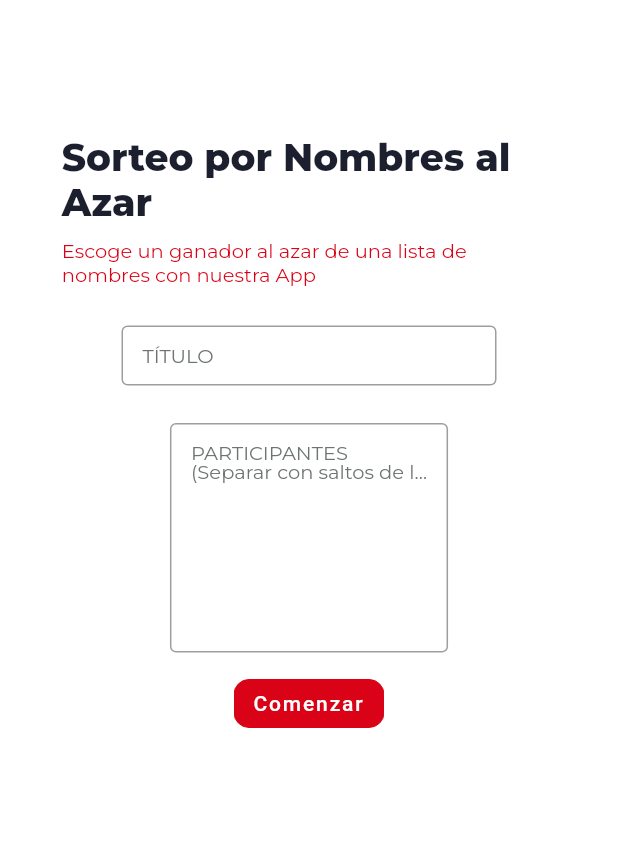
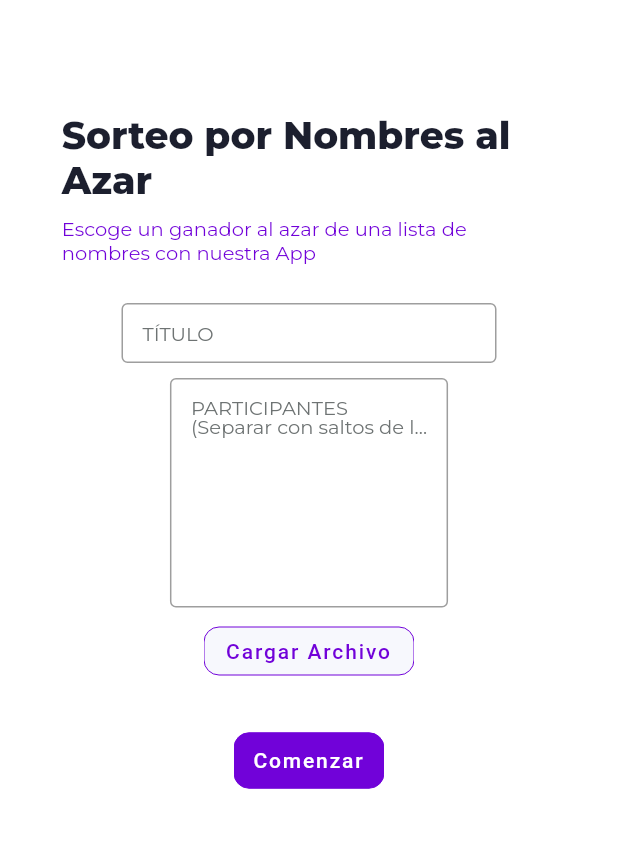
Before and after one commit to josemird/sorteos, a Flutter app: the screen it shows after launch, after a tap on "Comenzar", after a tap on the "arrow back" icon, on a phone screen of 412 x 824 dp, the part 90-938 px from its top. Run offline on Flutter 3.47's test engine with Material 3 defaults, Android fonts, the phone set to English and light mode, and no system bars; our stand-ins replace cloud_firestore, firebase_core, flutter_svg, google_fonts; missing offline and left inert: dart:html; accounts and stored records are empty.

Commit message:
animacion appbar, cambio de color, implementacion hover y pressed, funcionalidad cargar archivo txt y optimizacion general

```diff
--- a/lib/config/theme/theme.dart
+++ b/lib/config/theme/theme.dart
@@ -9,9 +9,9 @@ const Color COLOR_BACKGROUND = Color(0xffF7F8FD);
 const Color COLOR_BACKGROUND_SECONDARY = Color(0xffFFFFFF);
 
 ///ACCENT
-const Color COLOR_ACCENT = Color(0xffD90216);
-const Color COLOR_ACCENT_PRESSED = Color(0xffbc0215);
-const Color COLOR_ACCENT_HOVER = Color(0xff9a0310);
+const Color COLOR_ACCENT = Color(0xff7102d9);
+const Color COLOR_ACCENT_PRESSED = Color(0xff5903aa);
+const Color COLOR_ACCENT_HOVER = Color(0xff39016c);
 
 const Color COLOR_ACCENT_SECONDARY = Color(0xFFF4BA26);
 
--- a/lib/screens/GenerarSorteo.dart
+++ b/lib/screens/GenerarSorteo.dart
@@ -21,6 +21,7 @@ class GenerarSorteoPage extends StatelessWidget {
   @override
   Widget build(BuildContext context) {
     double screenWidth = MediaQuery.of(context).size.width;
+
     final participantesConContador = obtenerListaConContador(participantes);
 
     return Scaffold(
@@ -42,6 +43,7 @@ class GenerarSorteoPage extends StatelessWidget {
                 children: [
 
                   Padding(
+
                     padding: const EdgeInsets.all(20.0),
 
                     child: Column(
@@ -64,13 +66,13 @@ class GenerarSorteoPage extends StatelessWidget {
 
                         Container(
 
-                          width: screenWidth * 0.7,
+                          width: screenWidth * 0.55,
                           padding: EdgeInsets.all(16.0),
                           decoration: BoxDecoration(
                             border: Border.all(color: COLOR_ACCENT, width: 1.5),
                             borderRadius: BorderRadius.circular(5.0),
                           ),
-                          height: 210,
+                          height: 250,
 
                           child: SingleChildScrollView(
 
@@ -80,17 +82,26 @@ class GenerarSorteoPage extends StatelessWidget {
 
                                 for (int i = 0; i < participantesConContador.length; i++) ...[
                                   RichText(
+
                                     textAlign: TextAlign.center,
+
                                     text: TextSpan(
+
                                       children: [
+
                                         TextSpan(
+
                                           text: participantesConContador[i].split(' x')[0],
                                           style: TextStyle(fontSize: 16, color: COLOR_TEXT),
+
                                         ),
+
                                         if (int.parse(participantesConContador[i].split(' x')[1]) > 1)
                                           TextSpan(
+
                                             text: ' x${participantesConContador[i].split(' x')[1]}',
                                             style: TextStyle(fontSize: 16, color: COLOR_ACCENT),
+
                                           ),
                                       ],
                                     ),
@@ -98,9 +109,11 @@ class GenerarSorteoPage extends StatelessWidget {
 
                                   if (i < participantesConContador.length - 1)
                                     Container(
+
                                       height: 1,
                                       color: Colors.grey[300],
                                       margin: EdgeInsets.symmetric(vertical: 8.0),
+
                                     ),
                                 ],
                               ],
@@ -112,21 +125,24 @@ class GenerarSorteoPage extends StatelessWidget {
                   ),
                 ],
               ),
+
             ),
-
-            Espacio(ESPACIO_MEDIANO),
 
             ButtonCustom(
 
-              height: 30,
+              height: 37,
               width: 100,
+              colorHover: COLOR_ACCENT_HOVER,
+              colorPressed: COLOR_ACCENT_PRESSED,
               colorText: Colors.white,
               texto: "Ganador",
+
               onPressed: () {
 
                 mostrarGanador(context, participantes);
 
               },
+
             ),
           ],
         ),
@@ -141,14 +157,30 @@ class GenerarSorteoPage extends StatelessWidget {
     for (var participante in participantes) {
 
       if (participante.trim().isNotEmpty) {
+
         contador[participante] = (contador[participante] ?? 0) + 1;
+
       }
 
     }
 
     final participantesOrdenados = contador.keys.toList()
-      ..sort((a, b) => a.toLowerCase().compareTo(b.toLowerCase()));
+      ..sort((a, b) {
+
+        int comparison = contador[b]!.compareTo(contador[a]!);
+
+        if (comparison == 0) {
+
+          return a.toLowerCase().compareTo(b.toLowerCase());
+
+        }
+
+        return comparison;
+
+      });
+
     return participantesOrdenados.map((nombre) => "$nombre x${contador[nombre]}").toList();
+
   }
 
 }
--- a/lib/screens/Home.dart
+++ b/lib/screens/Home.dart
@@ -1,3 +1,4 @@
+import 'dart:html' as html;
 import 'package:flutter/material.dart';
 import 'package:shoppy3/config/imports.dart';
 import 'package:shoppy3/config/styles/text_styles.dart';
@@ -7,6 +8,7 @@ import 'package:shoppy3/widget/customAppBar.dart';
 import 'package:shoppy3/widget/espacio.dart';
 import 'package:shoppy3/widget/loading.dart';
 import 'package:shoppy3/widget/textFormField.dart';
+
 
 class HomePage extends StatefulWidget {
   const HomePage({super.key});
@@ -20,6 +22,9 @@ class _HomePageState extends State<HomePage> {
   bool cargando = false;
   final TextEditingController tituloController = TextEditingController();
   final TextEditingController participantesController = TextEditingController();
+  String? nombreArchivo;
+
+
 
   @override
   Widget build(BuildContext context) {
@@ -47,7 +52,7 @@ class _HomePageState extends State<HomePage> {
 
               children: [
 
-                Espacio(ESPACIO_GRANDE),
+                Espacio(ESPACIO_MEDIANO),
 
                 TextoCustom("Sorteo por Nombres al Azar", fontSize: 25, fontWeight: FontWeight.w800),
 
@@ -65,7 +70,7 @@ class _HomePageState extends State<HomePage> {
 
                 ),
 
-                Espacio(ESPACIO_MEDIANO),
+                Espacio(ESPACIO_PEQUENO),
 
                 TextFormFieldCustom(
 
@@ -77,12 +82,68 @@ class _HomePageState extends State<HomePage> {
 
                 ),
 
-                Espacio(ESPACIO_PEQUENO),
+                Espacio(ESPACIO_EXTRAPEQUENO),
+                if (nombreArchivo != null)
+                  Row(
+
+                    mainAxisAlignment: MainAxisAlignment.center,
+                    crossAxisAlignment: CrossAxisAlignment.center,
+
+                    children: [
+
+                      Text(
+
+                        'Cargado: $nombreArchivo',
+                        style: TextStyle(fontSize: 14, fontWeight: FontWeight.w500, color: COLOR_TEXT),
+
+                      ),
+
+                      Espacio(ESPACIO_EXTRAPEQUENO),
+
+                      IconButton(
+
+                        icon: Icon(Icons.close, color: Colors.red),
+
+                        onPressed: () {
+
+                          setState(() {
+                            participantesController.clear();
+                            nombreArchivo = null;
+
+                          });
+
+                        },
+                      ),
+                    ],
+                  ),
 
                 ButtonCustom(
 
-                  height: 25,
+                  height: 20,
+                  width: 140,
+                  colorBackground: COLOR_BACKGROUND,
+                  colorText: COLOR_ACCENT,
+                  colorHover: COLOR_BACKGROUND_SECONDARY,
+                  colorPressed: COLOR_BACKGROUND_SECONDARY,
+                  texto: "Cargar Archivo",
+
+                  onPressed: (){
+
+                    pickFile();
+
+                  }
+
+                ),
+
+
+                Espacio(ESPACIO_MEDIANO),
+
+                ButtonCustom(
+
+                  height: 37,
                   width: 100,
+                  colorHover: COLOR_ACCENT_HOVER,
+                  colorPressed: COLOR_ACCENT_PRESSED,
                   colorText: Colors.white,
                   texto: "Comenzar",
                   onPressed: () {
@@ -107,4 +168,39 @@ class _HomePageState extends State<HomePage> {
     );
   }
 
+  Future<void> pickFile() async {
+
+    if (nombreArchivo != null) {
+
+      ScaffoldMessenger.of(context).showSnackBar(
+        SnackBar(content: Text('Ya se ha cargado un archivo. Por favor, quítalo para cargar uno nuevo.')),
+      );
+
+      return;
+
+    }
+
+    final input = html.FileUploadInputElement();
+    input.accept = '.txt';
+    input.click();
+
+    input.onChange.listen((e) async {
+
+      final reader = html.FileReader();
+      reader.readAsText(input.files![0]);
+      reader.onLoadEnd.listen((e) {
+
+        final fileContent = reader.result as String;
+
+        List<String> nuevosParticipantes = fileContent.split('\n').map((line) => line.trim()).toList();
+        setState(() {
+
+          participantesController.text = nuevosParticipantes.join('\n');
+          nombreArchivo = input.files![0].name;
+
+        });
+      });
+    });
+  }
+
 }
--- a/lib/widget/button.dart
+++ b/lib/widget/button.dart
@@ -2,9 +2,7 @@ import 'package:flutter/material.dart';
 import 'package:flutter_svg/flutter_svg.dart';
 import 'package:shoppy3/config/imports.dart';
 
-//ES MAS CORRECTO PARA FLUTTER
-class ButtonCustom extends StatelessWidget {
-
+class ButtonCustom extends StatefulWidget {
   final String texto;
   final String iconDerecha;
   final double? width;
@@ -12,6 +10,8 @@ class ButtonCustom extends StatelessWidget {
   final Color? colorBackground;
   final Color? colorText;
   final Color? colorBorde;
+  final Color? colorHover;
+  final Color? colorPressed;
   final Function()? onPressed;
   final Widget? image;
 
@@ -26,61 +26,107 @@ class ButtonCustom extends StatelessWidget {
     this.colorText = COLOR_TEXT_BUTTONS,
     this.colorBorde,
     this.image,
+    this.colorHover,
+    this.colorPressed,
+  });
 
-  });
+
+  @override
+  _ButtonCustomState createState() => _ButtonCustomState();
+}
+
+class _ButtonCustomState extends State<ButtonCustom> {
+
+  bool isHovered = false;
+  bool isPressed = false;
 
   @override
   Widget build(BuildContext context) {
 
+    Color backgroundColor = widget.colorBackground!;
+
+    if (isPressed) {
+
+      backgroundColor = widget.colorPressed ?? widget.colorBackground!;
+
+    } else if (isHovered) {
+
+      backgroundColor = widget.colorHover ?? widget.colorBackground!;
+
+    }
+
     return Container(
-
-      width: width,
+      width: widget.width,
       decoration: BoxDecoration(
         borderRadius: BorderRadius.circular(0),
       ),
       clipBehavior: Clip.antiAlias,
+
+      child: MouseRegion(
+
+        onEnter: (_) => setState(() => isHovered = true),
+        onExit: (_) => setState(() => isHovered = false),
+
         child: TextButton(
+
           style: ElevatedButton.styleFrom(
-            backgroundColor: colorBackground,
-            minimumSize: Size(0, height ?? 55),
-            side: colorBorde != null
-                ? BorderSide(color: colorBorde ?? Colors.black, style: BorderStyle.solid)
+            backgroundColor: backgroundColor,
+            minimumSize: Size(0, widget.height ?? 55),
+            side: widget.colorBorde != null
+                ? BorderSide(color: widget.colorBorde ?? Colors.black, style: BorderStyle.solid)
                 : null,
           ),
+
           onPressed: () {
-          if(onPressed!=null){
-            onPressed!();
+
+            setState(() => isPressed = true);
+            Future.delayed(Duration(milliseconds: 100), () {
+              setState(() => isPressed = false);
+
+            });
+
+            if (widget.onPressed != null) {
+              widget.onPressed!();
             }
+          },
+          child: Row(
 
-        },
-
-        child: Row(
             mainAxisAlignment: MainAxisAlignment.center,
             crossAxisAlignment: CrossAxisAlignment.center,
+
             children: [
-            if (image != null) ...[
-              image!,
+              if (widget.image != null) ...[
+
+                widget.image!,
                 SizedBox(width: 8),
+
               ],
-            if (iconDerecha.isNotEmpty)
+
+              if (widget.iconDerecha.isNotEmpty)
                 SizedBox(
+
                   width: 20,
                   child: SvgPicture.asset(
-                    iconDerecha,
+                    widget.iconDerecha,
                     width: 20,
                     height: 20,
+
                   ),
                 ),
               Expanded(
+
                 child: Text(
-                texto,
-                style: TextStyle(color: colorText),
+
+                  widget.texto,
+                  style: TextStyle(color: widget.colorText),
                   textAlign: TextAlign.center,
+
                 ),
               ),
             ],
           ),
         ),
+      ),
     );
   }
 }
--- a/lib/widget/customAppBar.dart
+++ b/lib/widget/customAppBar.dart
@@ -2,7 +2,8 @@ import 'package:flutter/material.dart';
 import 'package:shoppy3/config/imports.dart';
 import 'package:shoppy3/config/styles/text_styles.dart';
 
-class CustomAppBar extends StatelessWidget implements PreferredSizeWidget {
+
+class CustomAppBar extends StatefulWidget implements PreferredSizeWidget {
   final String title;
   final Color backgroundColor;
   final List<Widget>? actions;
@@ -19,23 +20,49 @@ class CustomAppBar extends StatelessWidget implements PreferredSizeWidget {
   }) : super(key: key);
 
   @override
-  Widget build(BuildContext context) {
-    return Padding(
-      padding: padding!,
-      child: AppBar(
-        title: Text(
-          title,
-          style: estiloTitulo().copyWith(color: textColor, letterSpacing: 3),
-        ),
-        toolbarHeight: 75,
-        backgroundColor: backgroundColor,
-        centerTitle: true,
-        automaticallyImplyLeading: true,
-        actions: actions,
-      ),
-    );
-  }
+  State<CustomAppBar> createState() => _CustomAppBarState();
 
   @override
   Size get preferredSize => const Size.fromHeight(60.0);
 }
+
+class _CustomAppBarState extends State<CustomAppBar> {
+  double _letterSpacing = 3;
+
+  @override
+  Widget build(BuildContext context) {
+
+    return Padding(
+
+      padding: widget.padding!,
+      child: AppBar(
+
+        title: MouseRegion(
+
+          onEnter: (_) => setState(() => _letterSpacing = 6),
+          onExit: (_) => setState(() => _letterSpacing = 3),
+          child: AnimatedDefaultTextStyle(
+
+            duration: Duration(milliseconds: 300),
+            curve: Curves.easeInOut,
+            style: estiloTitulo().copyWith(
+              color: widget.textColor,
+              letterSpacing: _letterSpacing,
+
+            ),
+
+            child: Text(widget.title),
+
+          ),
+        ),
+
+        toolbarHeight: 75,
+        backgroundColor: widget.backgroundColor,
+        centerTitle: true,
+        automaticallyImplyLeading: true,
+        actions: widget.actions,
+
+      ),
+    );
+  }
+}
--- a/lib/widget/customBackAppBar.dart
+++ b/lib/widget/customBackAppBar.dart
@@ -3,7 +3,7 @@ import 'package:shoppy3/config/imports.dart';
 import 'package:shoppy3/config/styles/text_styles.dart';
 import 'package:shoppy3/screens/Home.dart';
 
-class CustomBackAppBar extends StatelessWidget implements PreferredSizeWidget {
+class CustomBackAppBar extends StatefulWidget implements PreferredSizeWidget {
   final String title;
   final Color backgroundColor;
   final List<Widget>? actions;
@@ -20,25 +20,60 @@ class CustomBackAppBar extends StatelessWidget implements PreferredSizeWidget {
   }) : super(key: key);
 
   @override
+  State<CustomBackAppBar> createState() => _CustomBackAppBarState();
+
+  @override
+  Size get preferredSize => const Size.fromHeight(60.0);
+}
+
+class _CustomBackAppBarState extends State<CustomBackAppBar> {
+  double _letterSpacing = 3;
+
+  @override
   Widget build(BuildContext context) {
+
     return Padding(
-      padding: padding!,
+
+      padding: widget.padding!,
+
       child: AppBar(
-        title: Text(
-          title,
-          style: estiloTitulo().copyWith(color: textColor, letterSpacing: 3),
+
+        title: MouseRegion(
+
+          onEnter: (_) => setState(() => _letterSpacing = 6),
+          onExit: (_) => setState(() => _letterSpacing = 3),
+          child: AnimatedDefaultTextStyle(
+
+            duration: Duration(milliseconds: 300),
+            curve: Curves.easeInOut,
+            style: estiloTitulo().copyWith(
+              color: widget.textColor,
+              letterSpacing: _letterSpacing,
+
             ),
+
+            child: Text(widget.title),
+
+          ),
+
+        ),
+
         toolbarHeight: 75,
-        backgroundColor: backgroundColor,
+        backgroundColor: widget.backgroundColor,
         centerTitle: true,
         automaticallyImplyLeading: true,
         leading: IconButton(
+
           icon: Icon(
+
             Icons.arrow_back,
             color: Colors.black,
             size: 20.0,
+
           ),
+
           onPressed: () {
+
             goToClear(
 
               context,
@@ -48,11 +83,10 @@ class CustomBackAppBar extends StatelessWidget implements PreferredSizeWidget {
 
           },
         ),
-        actions: actions,
+
+        actions: widget.actions,
+
       ),
     );
   }
-
-  @override
-  Size get preferredSize => const Size.fromHeight(60.0);
 }
--- a/lib/widget/textFormField.dart
+++ b/lib/widget/textFormField.dart
@@ -5,6 +5,7 @@ class TextFormFieldCustom extends StatefulWidget {
   final String labelText;
   final String hintText;
   final bool password;
+  final bool isRequired; // Nueva propiedad
   final Color? colorBackground;
   final Function(String)? onChanged;
   final double? width;
@@ -18,6 +19,7 @@ class TextFormFieldCustom extends StatefulWidget {
     this.labelText = '',
     this.hintText = '',
     this.password = false,
+    this.isRequired = false,
     this.colorBackground = Colors.transparent,
     this.onChanged,
     this.width = 250.0,
@@ -46,7 +48,7 @@ class _TextFormFieldCustomState extends State<TextFormFieldCustom> {
         minLines: widget.minLines,
         maxLines: widget.maxLines ?? (widget.password ? 1 : null),
         decoration: InputDecoration(
-          labelText: widget.labelText,
+          labelText: widget.isRequired ? '${widget.labelText} *' : widget.labelText, // Añadir asterisco
           hintText: widget.hintText,
           alignLabelWithHint: true,
           contentPadding: EdgeInsets.all(10),
--- a/pubspec.yaml
+++ b/pubspec.yaml
@@ -24,7 +24,8 @@ dependencies:
   firebase_storage: ^12.3.3
   google_sign_in: ^6.2.1
   image_picker: ^0.8.5+3
-  file_picker: ^5.0.0
+  file_picker: ^8.1.3
+
 
   #ICONOS
   flutter_svg: ^2.0.10+1
```
Also changed, not shown: lib/function/mostrar_ganador.dart (+40 -8 lines), pubspec.lock. Lines whose indentation alone changed are shown as unchanged.
